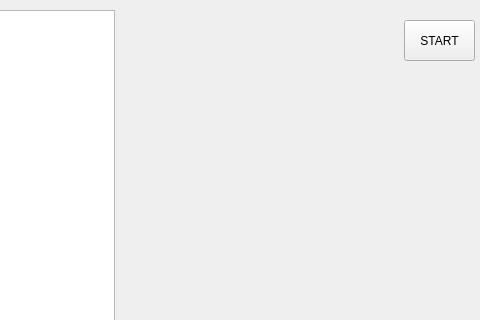
Before: the Qt Designer form juego2020/mainwindow.ui in JuanLD89/Proyecto-final_, drawn with Qt 5; both pictures show x 816 to 1296 and y 0 to 320 of the 1296 by 739 pixel window.
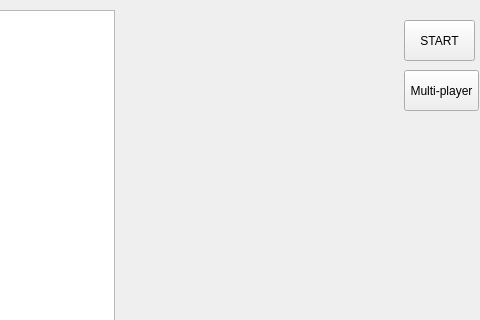
After: the same form once the commit is applied.

```diff
--- a/juego2020/mainwindow.ui
+++ b/juego2020/mainwindow.ui
@@ -37,6 +37,19 @@
      <string>START</string>
     </property>
    </widget>
+   <widget class="QPushButton" name="pushButton_2">
+    <property name="geometry">
+     <rect>
+      <x>1220</x>
+      <y>70</y>
+      <width>75</width>
+      <height>41</height>
+     </rect>
+    </property>
+    <property name="text">
+     <string>Multi-player</string>
+    </property>
+   </widget>
   </widget>
   <widget class="QMenuBar" name="menubar">
    <property name="geometry">
```
